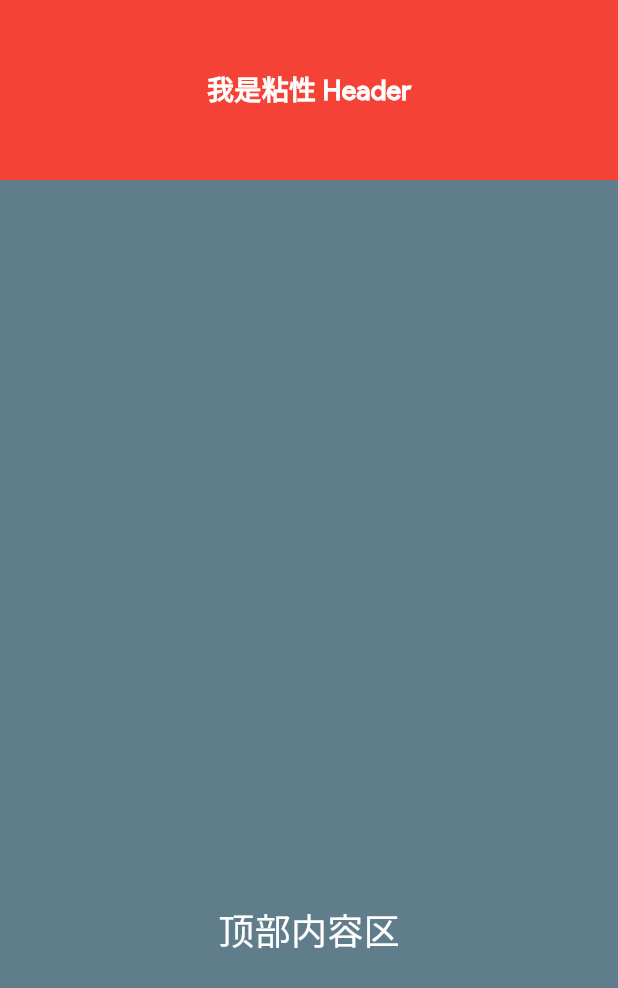
After one commit to eatureide/github_client, a Flutter app: the StickyHeaderExample screen opened by its route, on a phone screen of 412 x 824 dp. The commit adds this screen. Shown: the top 988 px of the screen. Run offline on Flutter 3.47's test engine with Material 3 defaults, Android fonts, the phone set to English and light mode, and no system bars; our stand-ins replace dio, geolocator.

Commit message:
增加sticky

```diff
--- a/lib/main.dart
+++ b/lib/main.dart
@@ -2,6 +2,7 @@ import 'package:flutter/material.dart';
 import 'package:github_clint_app/routers/home_screen.dart';
 import 'package:github_clint_app/routers/weather_screen.dart';
 import 'theme.dart';
+import 'routers/sticky_screen.dart';
 
 void main() {
   runApp(MyApp());
@@ -34,8 +35,9 @@ class MyApp extends StatelessWidget {
       themeMode: ThemeMode.light, // 跟随系统
       initialRoute: '/weather',
       routes: {
-        // '/': (context) => HomeScreen(),
+        '/': (context) => HomeScreen(),
         '/weather': (context) => WeatherScreen(),
+        '/sticky': (context) => StickyHeaderExample(),
       },
     );
   }
--- /dev/null
+++ b/lib/routers/sticky_screen.dart
@@ -0,0 +1,111 @@
+import 'package:flutter/material.dart';
+
+class StickyHeaderExample extends StatelessWidget {
+  const StickyHeaderExample({super.key});
+
+  @override
+  Widget build(BuildContext context) {
+    return Scaffold(
+      body: CustomScrollView(
+        slivers: <Widget>[
+          // 1. 顶部内容 (如果需要的话，比如一个大的图片或AppBar)
+          // SliverList(
+          //   delegate: SliverChildListDelegate([
+          //     Container(
+          //       height: 300,
+          //       color: Colors.blueGrey,
+          //       alignment: Alignment.center,
+          //       child: Text(
+          //         '顶部内容区',
+          //         style: TextStyle(color: Colors.white, fontSize: 24),
+          //       ),
+          //     ),
+          //   ]),
+          // ),
+
+          // 2. 粘性 Header (吸顶元素)
+          SliverPersistentHeader(
+            pinned: true, // **关键属性**: 设置为 true 实现吸顶效果
+            delegate: _StickyHeaderDelegate(
+              minHeight: 60.0, // Header 缩小时的最小高度
+              maxHeight:
+                  120.0, // Header 展开时的最大高度 (可以设置为与 minHeight 相同，实现固定高度的粘性)
+              child: Container(
+                color: Colors.red,
+                alignment: Alignment.center,
+                child: Text(
+                  '我是粘性 Header',
+                  style: TextStyle(
+                    color: Colors.white,
+                    fontSize: 18,
+                    fontWeight: FontWeight.bold,
+                  ),
+                ),
+              ),
+            ),
+          ),
+
+          // 3. 滚动内容区
+          // SliverList(
+          //   delegate: SliverChildBuilderDelegate((
+          //     BuildContext context,
+          //     int index,
+          //   ) {
+          //     return ListTile(title: Text('列表项 $index'));
+          //   }, childCount: 50),
+          // ),
+          SliverList(
+            delegate: SliverChildListDelegate([
+              Container(
+                height: 1000,
+                color: Colors.blueGrey,
+                alignment: Alignment.center,
+                child: Text(
+                  '顶部内容区',
+                  style: TextStyle(color: Colors.white, fontSize: 24),
+                ),
+              ),
+            ]),
+          ),
+        ],
+      ),
+    );
+  }
+}
+
+// 继承自 SliverPersistentHeaderDelegate 的类，用于实现 Header 的布局和变化逻辑
+class _StickyHeaderDelegate extends SliverPersistentHeaderDelegate {
+  final double minHeight;
+  final double maxHeight;
+  final Widget child;
+
+  _StickyHeaderDelegate({
+    required this.minHeight,
+    required this.maxHeight,
+    required this.child,
+  });
+
+  @override
+  double get minExtent => minHeight;
+
+  @override
+  double get maxExtent => maxHeight;
+
+  // 核心方法: 构建 Header 的实际内容
+  @override
+  Widget build(
+    BuildContext context,
+    double shrinkOffset,
+    bool overlapsContent,
+  ) {
+    return SizedBox.expand(child: child);
+  }
+
+  // 是否需要重新构建 Header。通常保持为 true 或在需要时进行更复杂的判断。
+  @override
+  bool shouldRebuild(_StickyHeaderDelegate oldDelegate) {
+    return maxHeight != oldDelegate.maxHeight ||
+        minHeight != oldDelegate.minHeight ||
+        child != oldDelegate.child;
+  }
+}
```
Also changed, not shown: lib/routers/weather_screen.dart (+144 -73 lines).
